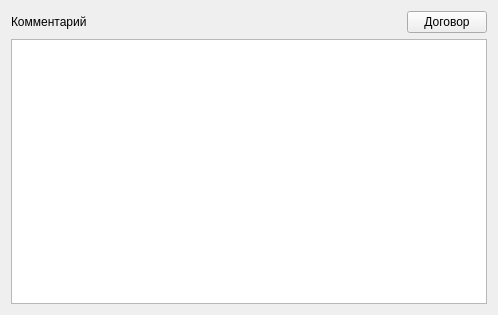
The window that src/corewidget/clientheaderalternativewidget.ui (Arox/makler) describes before a commit, drawn with Qt 5.
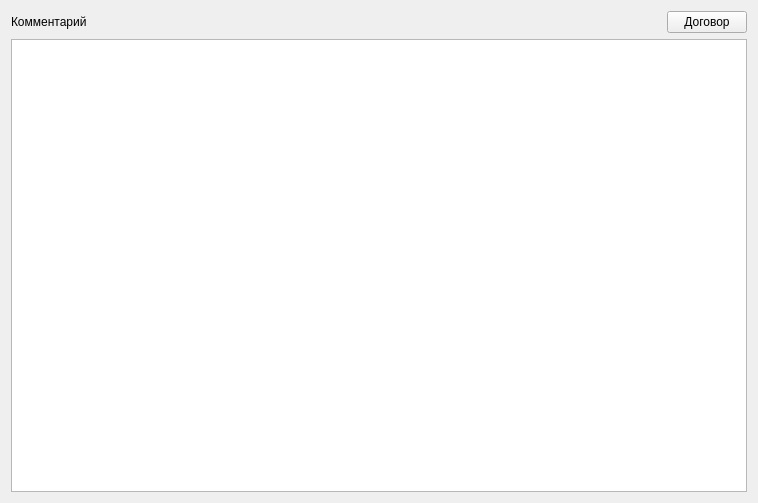
The same window after the commit.

Commit message:
Кнопка добавить фото
Изменена отрисовка кнопки "Добавить фото" и добавлена иконка для этой
кнопки

```diff
--- a/src/corewidget/clientheaderalternativewidget.ui
+++ b/src/corewidget/clientheaderalternativewidget.ui
@@ -6,8 +6,8 @@
    <rect>
     <x>0</x>
     <y>0</y>
-    <width>498</width>
-    <height>315</height>
+    <width>758</width>
+    <height>503</height>
    </rect>
   </property>
   <property name="sizePolicy">
```
The commit also changes 7 other files.
